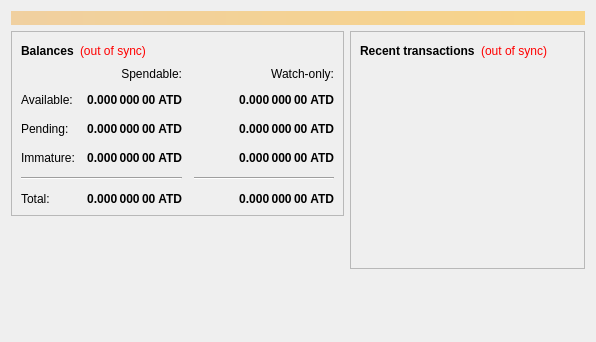
First picture: the form in src/qt/forms/overviewpage.ui, repository BNALEBS/AtDollar, before the edit.
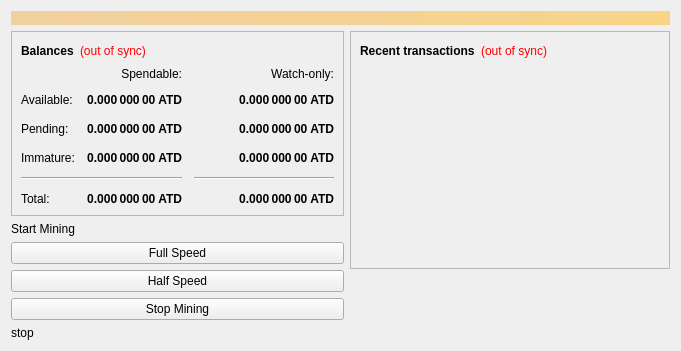
Second picture: the form after the edit.

What changed in the file:
```diff
--- a/src/qt/forms/overviewpage.ui
+++ b/src/qt/forms/overviewpage.ui
@@ -6,7 +6,7 @@
    <rect>
     <x>0</x>
     <y>0</y>
-    <width>596</width>
+    <width>681</width>
     <height>342</height>
    </rect>
   </property>
@@ -389,6 +389,41 @@
          </layout>
         </widget>
        </item>
+       <item>
+        <widget class="QLabel" name="mininglabel">
+         <property name="text">
+          <string>&lt;html&gt;&lt;head/&gt;&lt;body&gt;&lt;p&gt;Start Mining&lt;/p&gt;&lt;/body&gt;&lt;/html&gt;</string>
+         </property>
+        </widget>
+       </item>
+       <item>
+        <widget class="QPushButton" name="fullmining">
+         <property name="text">
+          <string>Full Speed</string>
+         </property>
+        </widget>
+       </item>
+       <item>
+        <widget class="QPushButton" name="halfmining">
+         <property name="text">
+          <string>Half Speed</string>
+         </property>
+        </widget>
+       </item>
+       <item>
+        <widget class="QPushButton" name="stopmining">
+         <property name="text">
+          <string>Stop Mining</string>
+         </property>
+        </widget>
+       </item>
+       <item>
+        <widget class="QLabel" name="miningstatus">
+         <property name="text">
+          <string>stop</string>
+         </property>
+        </widget>
+       </item>
        <item>
         <spacer name="verticalSpacer">
          <property name="orientation">
```
Left out of the diff: 50 changed lines with no effect on the pictures.
